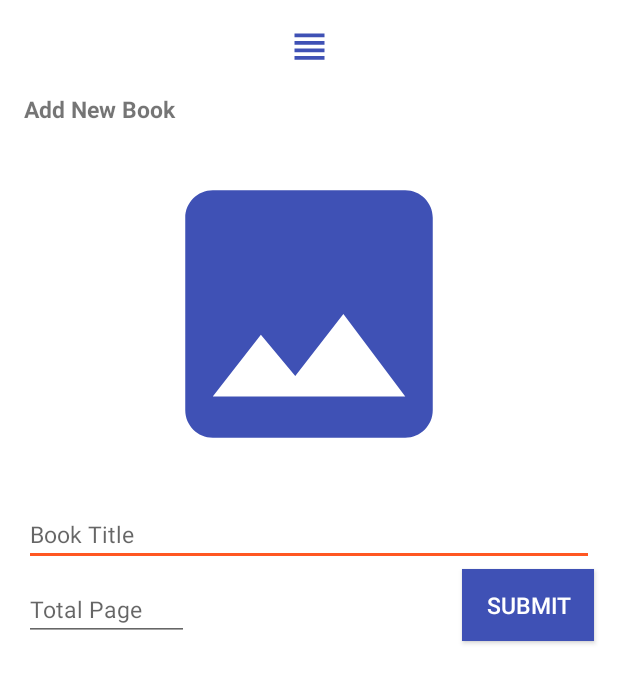
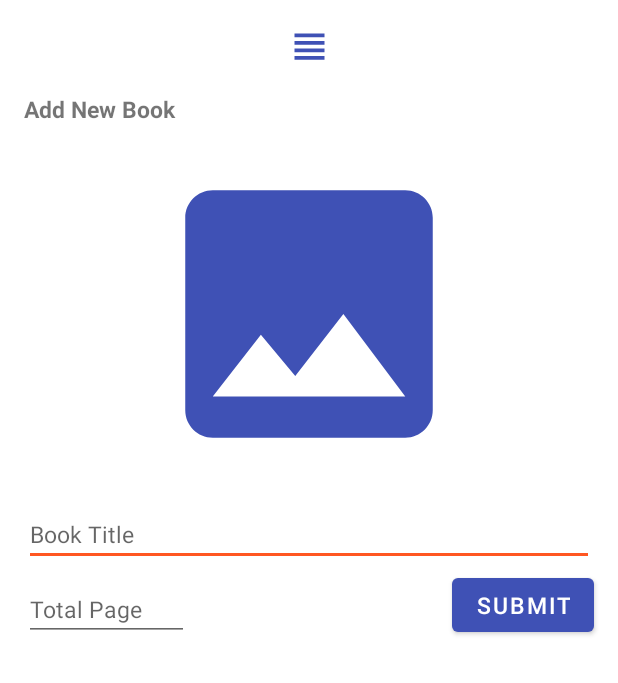
Before and after one commit to thomyfarhan/reading-log, an Android app: the layout bottom_sheet_read_book.xml on its own in the app's theme, with its tools: preview values and no code run, on a phone screen of 412 x 824 dp. Shown: the top 683 px of the screen. Run offline under Robolectric (Android 15) with nearby library versions, the phone set to English and light mode, and no system bars.

Commit message:
[Fragment Read Book] Add action to submit book

```diff
--- a/app/src/main/res/layout/bottom_sheet_read_book.xml
+++ b/app/src/main/res/layout/bottom_sheet_read_book.xml
@@ -75,18 +75,18 @@
                 app:layout_constraintStart_toStartOf="@id/et_botsheet_read_book_title"
                 app:layout_constraintTop_toBottomOf="@id/et_botsheet_read_book_title"
                 app:layout_constraintBottom_toBottomOf="@id/gl_botsheet_read_book_bottom"
+                android:inputType="number"
                 android:textSize="15sp"
                 android:hint="@string/page" />
 
-            <androidx.appcompat.widget.AppCompatButton
+            <com.google.android.material.button.MaterialButton
                 android:id="@+id/btn_botsheet_read_book_submit"
                 android:layout_width="wrap_content"
                 android:layout_height="wrap_content"
-                android:background="@color/colorPrimary"
                 app:layout_constraintEnd_toEndOf="@id/et_botsheet_read_book_title"
                 app:layout_constraintBottom_toBottomOf="@id/et_botsheet_read_book_page"
+                android:onClick="@{() -> viewModel.onEventBookSubmit()}"
                 android:textSize="15sp"
-                android:textColor="@android:color/white"
                 android:text="@string/submit" />
 
             <androidx.constraintlayout.widget.Guideline
```
Also changed, not shown: app/src/main/java/com/aesthomic/readinglog/readbook/ReadBookViewModel.kt (+26 -0 lines).
